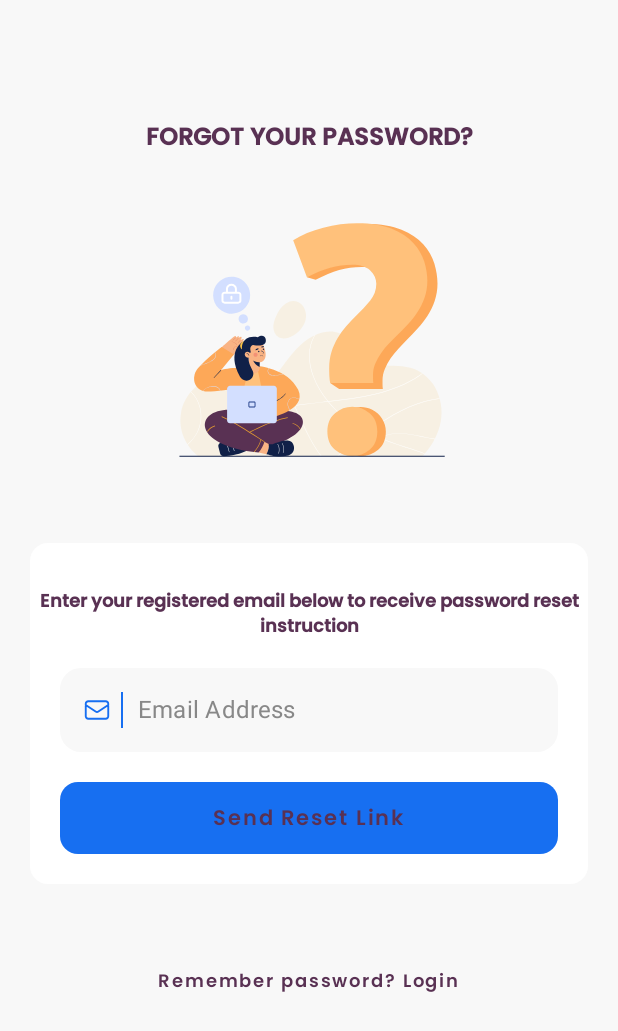
After one commit to cabrelshadow/BetterCv, an Android app built with Jetpack Compose: the ForgotPasswordScreen screen opened through its navigation route, on a phone screen of 412 x 824 dp. The commit adds this screen. Shown: the top 1031 px of the screen. Run offline under Robolectric (Android 15) with nearby library versions, the phone set to English and light mode, and no system bars.

Commit message:
ajout de la navigation

```diff
--- a/app/src/main/java/com/example/bettercvapp/MainActivity.kt
+++ b/app/src/main/java/com/example/bettercvapp/MainActivity.kt
@@ -10,6 +10,7 @@ import androidx.compose.ui.Modifier
 import androidx.navigation.compose.NavHost
 import androidx.navigation.compose.composable
 import androidx.navigation.compose.rememberNavController
+import com.example.bettercvapp.screens.ForgotPasswordScreen
 import com.example.bettercvapp.screens.HomeScreen
 import com.example.bettercvapp.screens.LoginScreen
 import com.example.bettercvapp.screens.RegisterScreen
@@ -44,6 +45,7 @@ class MainActivity : ComponentActivity() {
             composable("LoginScreen", content = { LoginScreen(navController = navController) })
             composable("RegisterScreen", content = { RegisterScreen(navController = navController) })
             composable("HomeScreen", content = { HomeScreen(navController = navController) })
+            composable("ForgotPasswordScreen", content = { ForgotPasswordScreen(navController = navController) })
         })
     }
 }
--- /dev/null
+++ b/app/src/main/java/com/example/bettercvapp/screens/ForgotPasswordScreen.kt
@@ -0,0 +1,160 @@
+package com.example.bettercvapp.screens
+
+import androidx.compose.foundation.Image
+import androidx.compose.foundation.background
+import androidx.compose.foundation.layout.*
+import androidx.compose.material.*
+import androidx.compose.runtime.*
+import androidx.compose.ui.Alignment
+import androidx.compose.ui.Modifier
+import androidx.compose.ui.graphics.Color
+import androidx.compose.ui.res.painterResource
+import androidx.compose.ui.text.TextStyle
+import androidx.compose.ui.text.font.FontWeight
+import androidx.compose.ui.text.style.TextAlign
+import androidx.compose.ui.unit.dp
+import androidx.compose.ui.unit.sp
+import androidx.navigation.NavController
+import com.example.bettercvapp.R
+import com.example.bettercvapp.ui.theme.*
+
+@Composable
+fun ForgotPasswordScreen(navController: NavController) {
+    var email by remember { mutableStateOf("") }
+    Column (
+        modifier = Modifier.fillMaxWidth(),
+        horizontalAlignment = Alignment.CenterHorizontally
+            ){
+        Text(
+            text = "FORGOT YOUR PASSWORD?",
+            fontFamily = Poppins,
+            color = SecondaryColor,
+            textAlign = TextAlign.Center,
+            modifier = Modifier
+                .fillMaxWidth()
+                .padding(top = 80.dp),
+            fontWeight = FontWeight.ExtraBold,
+            fontSize = 16.sp
+        )
+        Image(
+            painter = painterResource(id = R.drawable.ic_forgot_password_illustration),
+            contentDescription = "",
+            modifier = Modifier.size(240.dp)
+        )
+        Card(
+            backgroundColor = Color.White,
+            elevation = 0.dp,
+            modifier = Modifier
+                .fillMaxWidth()
+                .padding(20.dp)
+        ) {
+
+            Column(
+                modifier = Modifier.padding(vertical = 20.dp)
+            ) {
+                Text(
+                    text = "Enter your registered email below to receive password reset instruction",
+                    fontFamily = Poppins,
+                    color = SecondaryColor,
+                    textAlign = TextAlign.Center,
+                    modifier = Modifier
+                        .fillMaxWidth()
+                        .padding(top = 10.dp),
+                    fontWeight = FontWeight.ExtraBold,
+                    fontSize = 12.sp
+                )
+                TextField(
+                    value = email, onValueChange = { email = it },
+                    Modifier
+                        .fillMaxWidth()
+                        .padding(horizontal = 20.dp)
+                        .padding(top = 20.dp),
+                    colors = TextFieldDefaults.textFieldColors(
+                        textColor = PrimaryColor,
+                        backgroundColor = BackgroundColor,
+                        cursorColor = PrimaryColor,
+                        focusedIndicatorColor = Color.Transparent,
+                        unfocusedIndicatorColor = Color.Transparent
+                    ),
+                    shape = InputBoxShape.medium,
+                    singleLine = true,
+                    leadingIcon = {
+                        Row(
+                            modifier = Modifier.padding(start = 8.dp),
+                            verticalAlignment = Alignment.CenterVertically
+                        ) {
+                            Icon(
+                                painter = painterResource(id = R.drawable.ic_email_outline),
+                                contentDescription = "",
+                                tint = PrimaryColor,
+                                modifier = Modifier.size(20.dp)
+                            )
+                            Spacer(
+                                modifier = Modifier
+                                    .width(6.dp)
+                            )
+                            Spacer(
+                                modifier = Modifier
+                                    .width(1.dp)
+                                    .height(24.dp)
+                                    .background(PrimaryColor)
+                            )
+                        }
+                    },
+                    placeholder = {
+                        Text(text = "Email Address", color = Color.Gray)
+                    },
+                    textStyle = TextStyle(
+                        fontSize = 14.sp,
+                        fontWeight = FontWeight.SemiBold,
+                        fontFamily = Poppins
+                    )
+                )
+
+
+                Button(
+                    onClick = {},
+                    colors = ButtonDefaults.buttonColors(
+                        backgroundColor = PrimaryColor
+                    ),
+                    modifier = Modifier
+                        .fillMaxWidth()
+                        .padding(horizontal = 20.dp)
+                        .padding(top = 20.dp),
+                    contentPadding = PaddingValues(vertical = 14.dp),
+                    elevation = ButtonDefaults.elevation(
+                        defaultElevation = 0.dp,
+                        pressedElevation = 2.dp
+                    ),
+                    shape = Shapes.medium
+                ) {
+                    Text(
+                        text = "Send Reset Link",
+                        fontFamily = Poppins,
+                        color = SecondaryColor,
+                        fontSize = 14.sp,
+                        fontWeight = FontWeight.Bold
+                    )
+                }
+
+
+            }
+
+        }
+        TextButton(onClick = {navController.navigate("LoginScreen"){
+            popUpTo(navController.graph.startDestinationId)
+            launchSingleTop = true
+        }},
+            modifier = Modifier
+                .fillMaxWidth()
+                .padding(top = 20.dp)
+        ) {
+            Text(text = "Remember password? Login",
+                fontFamily = Poppins,
+                color= SecondaryColor,
+                fontSize = 12.sp,
+                fontWeight = FontWeight.SemiBold,
+            )
+        }
+    }
+}
--- a/app/src/main/java/com/example/bettercvapp/screens/LoginScreen.kt
+++ b/app/src/main/java/com/example/bettercvapp/screens/LoginScreen.kt
@@ -20,6 +20,7 @@ import androidx.navigation.NavController
 import com.example.bettercvapp.R
 import com.example.bettercvapp.ui.theme.*
 
+
 @Composable
 fun LoginScreen(navController: NavController) {
     var email by remember { mutableStateOf("") }
@@ -30,8 +31,11 @@ fun LoginScreen(navController: NavController) {
             painter = painterResource(id = R.drawable.ko), contentDescription = "",
             modifier = Modifier.fillMaxWidth()
         )
+    }
+    Box(contentAlignment = Alignment.BottomCenter) {
+        Column(horizontalAlignment = Alignment.CenterHorizontally) {
             Text(
-            text = "BIENVENUE SUR BETTERCV",
+                text = "WELCOME TO MONUMENTAL HABITS",
                 fontSize = 28.sp,
                 color = Color.White,
                 modifier = Modifier
@@ -40,11 +44,29 @@ fun LoginScreen(navController: NavController) {
                     .padding(top = 20.dp),
                 textAlign = TextAlign.Center,
                 fontWeight = FontWeight.Bold,
-            fontFamily = Poppins
+                fontFamily = ReemKufi
             )
+
+            Button(
+                onClick = { },
+                colors = ButtonDefaults.buttonColors(
+                    backgroundColor = Color.White
+                ),
+                contentPadding = PaddingValues(horizontal = 20.dp, vertical = 10.dp),
+                modifier = Modifier.padding(top = 20.dp)
+            ) {
+                Row(verticalAlignment = Alignment.CenterVertically) {
+                    Icon(
+                        painter = painterResource(id = R.drawable.ic_google),
+                        contentDescription = "",
+                        tint = Color.Unspecified,
+                        modifier = Modifier.size(26.dp)
+                    )
+                    Spacer(modifier = Modifier.width(20.dp))
+                    Text(text = "Continue with Google", color = PrimaryColor, fontSize = 16.sp)
                 }
-    Box(contentAlignment = Alignment.BottomCenter) {
-        Column(horizontalAlignment = Alignment.CenterHorizontally) {
+            }
+
 
             Card(
                 modifier = Modifier
@@ -57,7 +79,7 @@ fun LoginScreen(navController: NavController) {
 
                 Column(horizontalAlignment = Alignment.CenterHorizontally) {
                     Text(
-                        text = "Se Connecter Avec Son EMAIL",
+                        text = "Log In with Email",
                         color = LightTextColor,
                         fontFamily = Poppins,
                         fontSize = 12.sp,
@@ -69,7 +91,7 @@ fun LoginScreen(navController: NavController) {
                             email = it
                         },
                         label = {
-                            Text(text = "Addresse Email", color = PrimaryColor)
+                            Text(text = "Email Address", color = PrimaryColor)
                         },
                         modifier = Modifier
                             .fillMaxWidth()
@@ -77,7 +99,7 @@ fun LoginScreen(navController: NavController) {
                             .padding(top = 10.dp),
                         colors = TextFieldDefaults.outlinedTextFieldColors(
                             unfocusedBorderColor = PrimaryColor,
-                            textColor = Textcolor
+                            textColor = PrimaryColor
 
                         ),
                         keyboardOptions = KeyboardOptions(
@@ -100,7 +122,7 @@ fun LoginScreen(navController: NavController) {
                             password = it
                         },
                         label = {
-                            Text(text = "Mot de Passe", color = PrimaryColor)
+                            Text(text = "Password", color = PrimaryColor)
                         },
                         modifier = Modifier
                             .fillMaxWidth()
@@ -108,7 +130,7 @@ fun LoginScreen(navController: NavController) {
                             .padding(top = 10.dp),
                         colors = TextFieldDefaults.outlinedTextFieldColors(
                             unfocusedBorderColor = PrimaryColor,
-                            textColor =  Textcolor
+                            textColor = PrimaryColor
                         ),
                         keyboardOptions = KeyboardOptions(keyboardType = KeyboardType.Password),
                         singleLine = true,
@@ -144,7 +166,6 @@ fun LoginScreen(navController: NavController) {
 
                     Button(
                         onClick = {
-
                             navController.navigate("HomeScreen"){
                                 popUpTo(navController.graph.startDestinationId)
                                 launchSingleTop = true
@@ -166,11 +187,14 @@ fun LoginScreen(navController: NavController) {
 
 
                     TextButton(
-                        onClick = {},
+                        onClick = {navController.navigate("ForgotPasswordScreen"){
+                            popUpTo(navController.graph.startDestinationId)
+                            launchSingleTop = true
+                        }},
                         contentPadding = PaddingValues(vertical = 0.dp)
                     ) {
                         Text(
-                            text = "Mot de passe oublie ?",
+                            text = "Forgot Password ?",
                             color = LightTextColor,
                             fontFamily = Poppins,
                             fontSize = 12.sp,
@@ -187,7 +211,7 @@ fun LoginScreen(navController: NavController) {
                         contentPadding = PaddingValues(vertical = 0.dp)
                     ) {
                         Text(
-                            text = "Avez-vous un comptes ? Se connecter",
+                            text = "Don't have an Account ? Sign Up",
                             color = LightTextColor,
                             fontFamily = Poppins,
                             fontSize = 12.sp,
--- a/app/src/main/java/com/example/bettercvapp/screens/RegisterScreen.kt
+++ b/app/src/main/java/com/example/bettercvapp/screens/RegisterScreen.kt
@@ -242,7 +242,10 @@
          }
 
          Button(
-             onClick = {},
+             onClick = {navController.navigate("LoginScreen"){
+                 popUpTo(navController.graph.startDestinationId)
+                 launchSingleTop = true
+             }},
              colors = ButtonDefaults.buttonColors(
                  backgroundColor = PrimaryColor
              ),
```
Lines whose indentation alone changed are shown as unchanged.
